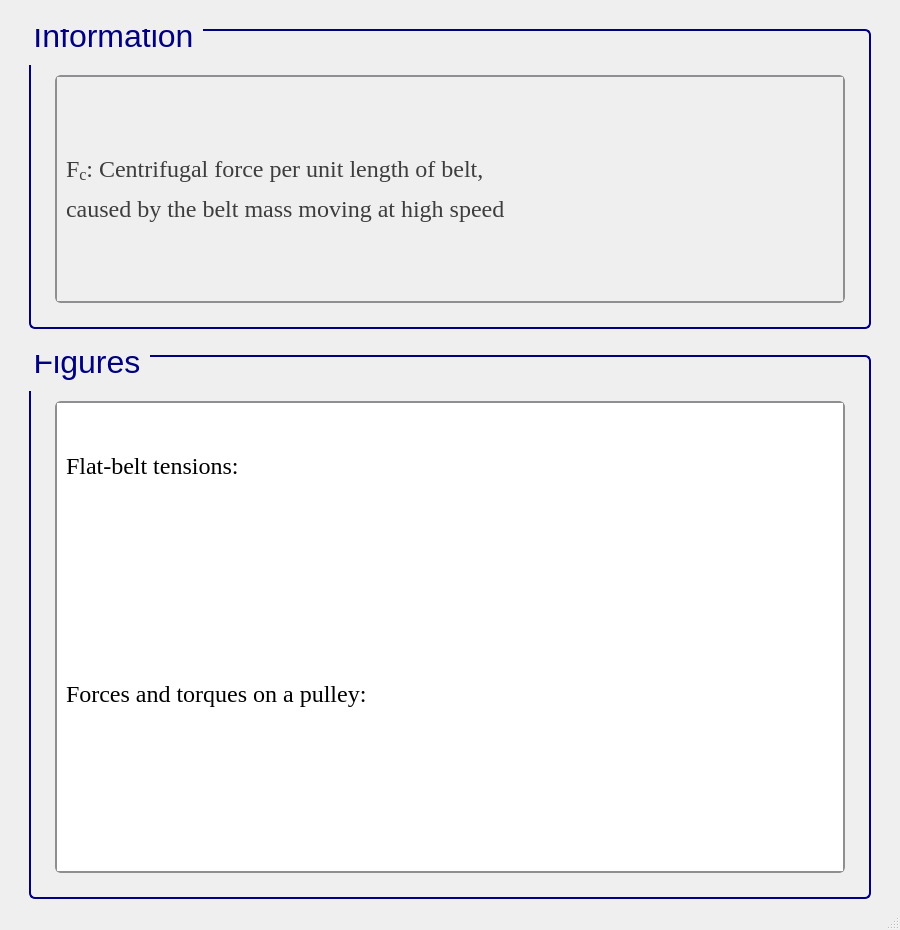
First picture: the form in ui/belt_fcbelt.ui, repository Ah00ra/HNNS, before the edit.
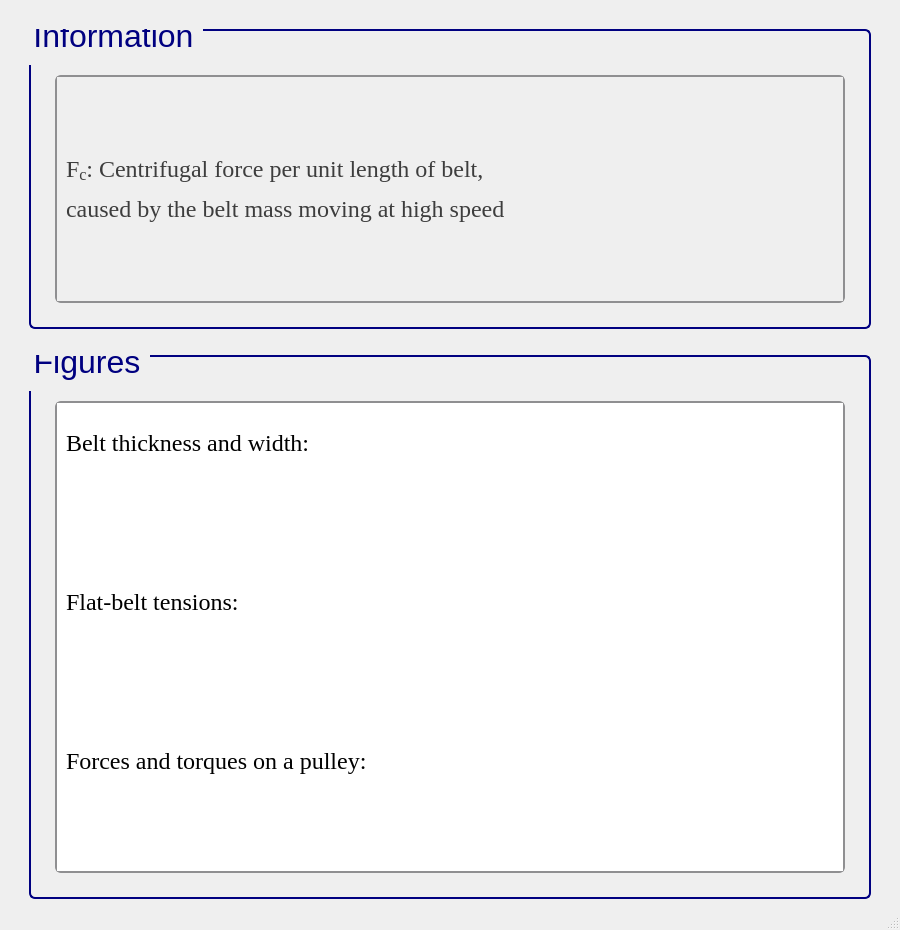
Second picture: the form after the edit. Icons and pictures are not drawn.

```diff
--- a/ui/belt_fcbelt.ui
+++ b/ui/belt_fcbelt.ui
@@ -525,13 +525,34 @@
           <property name="geometry">
            <rect>
             <x>0</x>
-            <y>-58</y>
+            <y>-486</y>
             <width>870</width>
-            <height>1207</height>
+            <height>2106</height>
            </rect>
           </property>
           <layout class="QGridLayout" name="gridLayout_5">
-           <item row="1" column="0">
+           <item row="3" column="0">
+            <widget class="QLabel" name="label_6">
+             <property name="font">
+              <font>
+               <family>Times New Roman</family>
+               <pointsize>18</pointsize>
+               <weight>50</weight>
+               <bold>false</bold>
+              </font>
+             </property>
+             <property name="cursor">
+              <cursorShape>ArrowCursor</cursorShape>
+             </property>
+             <property name="frameShape">
+              <enum>QFrame::NoFrame</enum>
+             </property>
+             <property name="text">
+              <string>&lt;html&gt;&lt;head/&gt;&lt;body&gt;&lt;p&gt;Flat-belt tensions:&lt;/p&gt;&lt;/body&gt;&lt;/html&gt;</string>
+             </property>
+            </widget>
+           </item>
+           <item row="4" column="0">
             <widget class="QLabel" name="label_5">
              <property name="font">
               <font>
@@ -552,7 +573,7 @@
              </property>
             </widget>
            </item>
-           <item row="2" column="0">
+           <item row="6" column="0">
             <widget class="QLabel" name="label_4">
              <property name="font">
               <font>
@@ -573,7 +594,65 @@
              </property>
             </widget>
            </item>
+           <item row="0" column="0">
+            <widget class="QLabel" name="label_7">
+             <property name="font">
+              <font>
+               <family>Times New Roman</family>
+               <pointsize>18</pointsize>
+               <weight>50</weight>
+               <bold>false</bold>
+              </font>
+             </property>
+             <property name="cursor">
+              <cursorShape>ArrowCursor</cursorShape>
+             </property>
+             <property name="frameShape">
+              <enum>QFrame::NoFrame</enum>
+             </property>
+             <property name="text">
+              <string>&lt;html&gt;&lt;head/&gt;&lt;body&gt;&lt;p&gt;Belt thickness and width:&lt;/p&gt;&lt;/body&gt;&lt;/html&gt;</string>
+             </property>
+            </widget>
+           </item>
            <item row="5" column="0">
+            <spacer name="verticalSpacer_24">
+             <property name="orientation">
+              <enum>Qt::Vertical</enum>
+             </property>
+             <property name="sizeType">
+              <enum>QSizePolicy::Fixed</enum>
+             </property>
+             <property name="sizeHint" stdset="0">
+              <size>
+               <width>20</width>
+               <height>20</height>
+              </size>
+             </property>
+            </spacer>
+           </item>
+           <item row="1" column="0">
+            <widget class="QLabel" name="label_8">
+             <property name="font">
+              <font>
+               <family>Times New Roman</family>
+               <pointsize>18</pointsize>
+               <weight>50</weight>
+               <bold>false</bold>
+              </font>
+             </property>
+             <property name="cursor">
+              <cursorShape>ArrowCursor</cursorShape>
+             </property>
+             <property name="frameShape">
+              <enum>QFrame::NoFrame</enum>
+             </property>
+             <property name="text">
+              <string>&lt;html&gt;&lt;head/&gt;&lt;body&gt;&lt;p&gt;&lt;img src=&quot;:/info/info/flat_rubber_drive_belts.jpg&quot;/&gt;&lt;/p&gt;&lt;/body&gt;&lt;/html&gt;</string>
+             </property>
+            </widget>
+           </item>
+           <item row="9" column="0">
             <widget class="QLabel" name="label_3">
              <property name="font">
               <font>
@@ -594,26 +673,21 @@
              </property>
             </widget>
            </item>
-           <item row="0" column="0">
-            <widget class="QLabel" name="label_6">
-             <property name="font">
-              <font>
-               <family>Times New Roman</family>
-               <pointsize>18</pointsize>
-               <weight>50</weight>
-               <bold>false</bold>
-              </font>
+           <item row="2" column="0">
+            <spacer name="verticalSpacer_25">
+             <property name="orientation">
+              <enum>Qt::Vertical</enum>
              </property>
-             <property name="cursor">
-              <cursorShape>ArrowCursor</cursorShape>
+             <property name="sizeType">
+              <enum>QSizePolicy::Fixed</enum>
              </property>
-             <property name="frameShape">
-              <enum>QFrame::NoFrame</enum>
+             <property name="sizeHint" stdset="0">
+              <size>
+               <width>20</width>
+               <height>20</height>
+              </size>
              </property>
-             <property name="text">
-              <string>&lt;html&gt;&lt;head/&gt;&lt;body&gt;&lt;p&gt;Flat-belt tensions:&lt;/p&gt;&lt;/body&gt;&lt;/html&gt;</string>
-             </property>
-            </widget>
+            </spacer>
            </item>
           </layout>
          </widget>
```
